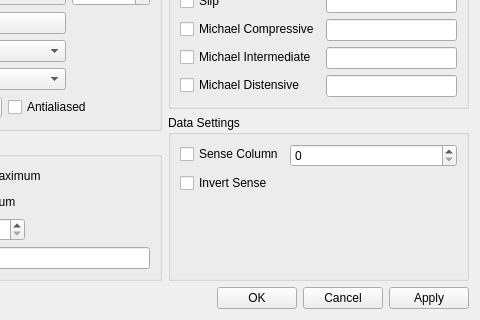
Qt form ui_files/fault_properties.ui (spamlab-iee/os) before a commit; both pictures show x 151 to 631 and y 341 to 661 of the 631 by 661 pixel window.
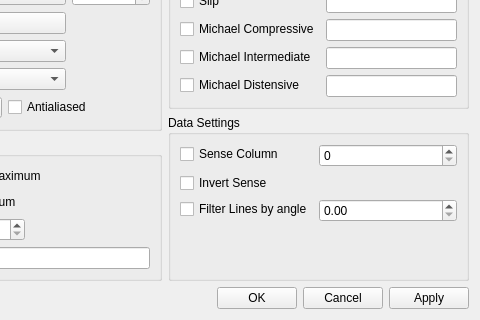
The same form after that commit.

Commit message: added line displacement tolerance for faults [build]

```diff
--- a/ui_files/fault_properties.ui
+++ b/ui_files/fault_properties.ui
@@ -948,6 +948,16 @@
             </property>
            </widget>
           </item>
+          <item row="2" column="0">
+           <widget class="QCheckBox" name="prop_data_filteranglecheck">
+            <property name="text">
+             <string>Filter Lines by angle</string>
+            </property>
+           </widget>
+          </item>
+          <item row="2" column="1">
+           <widget class="QDoubleSpinBox" name="prop_data_filterangle"/>
+          </item>
          </layout>
         </item>
         <item>
```
The commit also changes 3 other files.
